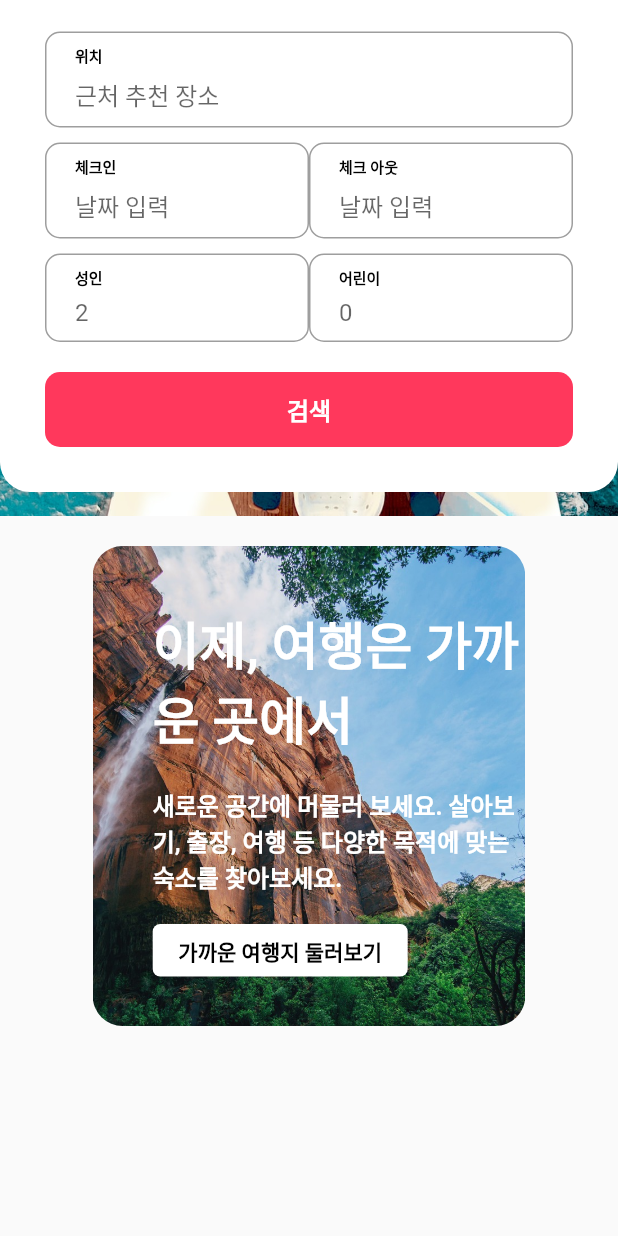
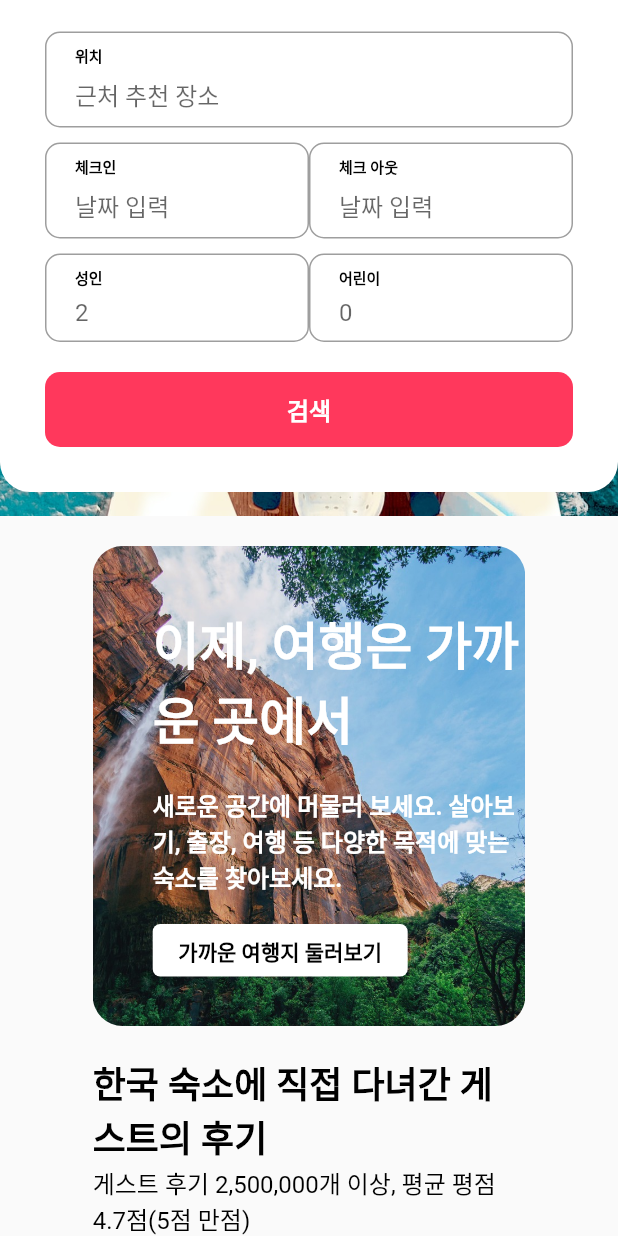
Before and after one commit to Lee-na-yun/flutter-airbnb-web, a Flutter app: the screen it shows after launch, scrolled down 276 dp, on a phone screen of 412 x 824 dp. Run offline on Flutter 3.47's test engine with Material 2 defaults, Android fonts, the phone set to English and light mode, and no system bars.

Commit message:
body ë¶후기 리스트 영역 디자인 완료

```diff
--- a/lib/components/home/home_body_popular.dart
+++ b/lib/components/home/home_body_popular.dart
@@ -1,6 +1,7 @@
 import 'package:flutter/material.dart';
 import 'package:flutter_airbnb/components/home/home_body_popular_item.dart';
 import 'package:flutter_airbnb/size.dart';
+import 'package:flutter_airbnb/styles.dart';
 
 class HomeBodyPopular extends StatelessWidget {
   const HomeBodyPopular({Key? key}) : super(key: key);
@@ -21,7 +22,19 @@ class HomeBodyPopular extends StatelessWidget {
 }
 
 Widget _buildPopularTitle() {
-  return SizedBox();
+  return Column(
+    children: [
+      Text(
+        "한국 숙소에 직접 다녀간 게스트의 후기",
+        style: h5(),
+      ),
+      Text(
+        "게스트 후기 2,500,000개 이상, 평균 평점 4.7점(5점 만점)",
+        style: body1(),
+      ),
+      SizedBox(height: gap_m),
+    ],
+  );
 }
 
 Widget _buildPopularList() {
```
Also changed, not shown: lib/components/home/home_body_popular_item.dart (+54 -4 lines).
